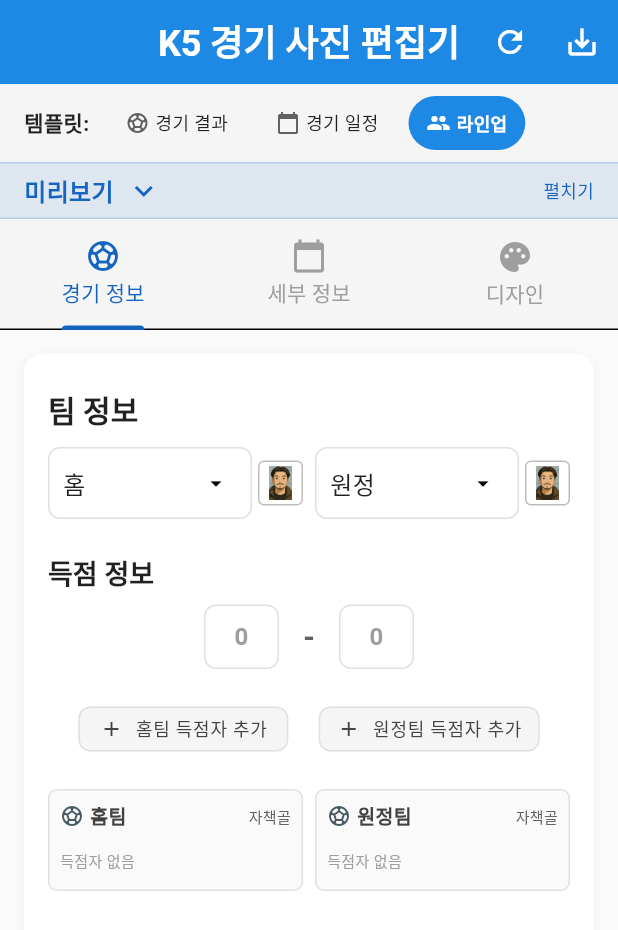
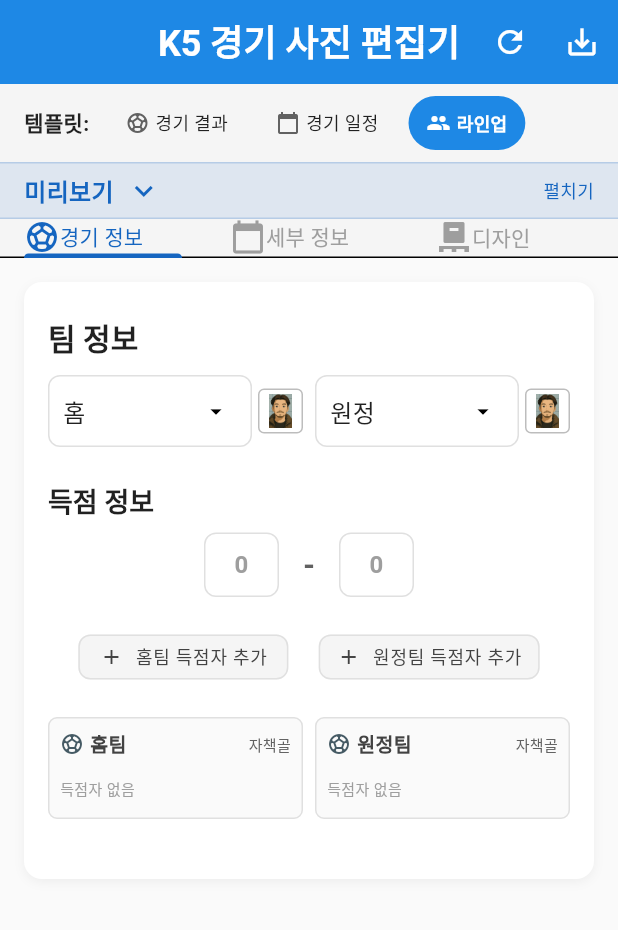
Before and after one commit to essaisko/k5_branding_app, a Flutter app: the screen it shows after launch, after a tap on "경기 일정", after a tap on "라인업", after a tap on "미리보기", on a phone screen of 412 x 824 dp. Shown: the top 930 px of the screen. Run offline on Flutter 3.47's test engine with Material 3 defaults, Android fonts, the phone set to English and light mode, and no system bars; our stand-ins replace flutter_colorpicker, flutter_riverpod, image_picker, shared_preferences; missing offline and left inert: photo_manager; Roboto replaces fonts that are missing (Pretendard).

Commit message:
바텀 탭바 높이 축소 및 미리보기창 비율 조정(4:5)

```diff
--- a/lib/features/match_editor/presentation/pages/match_editor_page.dart
+++ b/lib/features/match_editor/presentation/pages/match_editor_page.dart
@@ -226,7 +226,7 @@ class _MatchEditorPageState extends ConsumerState<MatchEditorPage>
 
             // 미리보기 영역 - 개선된 애니메이션으로 변경
             LayoutBuilder(builder: (context, constraints) {
-              final maxHeight = constraints.maxWidth * 1.0; // 가로 세로 비율 1:1
+              final maxHeight = constraints.maxWidth * 1.25; // 가로 세로 비율 4:5
               return AnimatedContainer(
                 duration: const Duration(milliseconds: 300),
                 curve: Curves.easeInOut,
@@ -248,18 +248,24 @@ class _MatchEditorPageState extends ConsumerState<MatchEditorPage>
             TabBar(
               controller: _tabController,
               tabs: const [
-                Tab(
-                  icon: Icon(Icons.sports_soccer),
-                  text: '경기 정보',
+                Row(
+                  children: [
+                    Icon(Icons.sports_soccer),
+                    Text('경기 정보'),
+                  ],
                 ),
-                Tab(
-                  icon: Icon(Icons.calendar_today),
-                  text: '세부 정보',
+                Row(
+                  children: [
+                    Icon(Icons.calendar_today),
+                    Text('세부 정보'),
+                  ],
                 ),
-                Tab(
-                  icon: Icon(Icons.palette),
-                  text: '디자인',
-                ),
+                Row(children: [
+                  Icon(
+                    Icons.pallet,
+                  ),
+                  Text('디자인'),
+                ]),
               ],
               labelColor: AppColors.k5LeagueBlue,
               unselectedLabelColor: Colors.grey,
--- a/lib/features/match_editor/presentation/widgets/input_fields/league_name_section.dart
+++ b/lib/features/match_editor/presentation/widgets/input_fields/league_name_section.dart
@@ -7,10 +7,9 @@ import 'package:k5_branding_app/features/match_editor/providers/match_editor_pro
 /// 리그 이름 샘플 데이터 프로바이더
 final leagueNameSamplesProvider = Provider<List<String>>((ref) {
   return [
-    'K5 LEAGUE',
-    'K LEAGUE',
-    'K3 LEAGUE',
-    'NATIONAL LEAGUE',
+    '2025 K5 경상남도 디비전 리그',
+    '2025 K5 부산광역시 디비전 리그',
+    '친선경기',
   ];
 });
 
```
